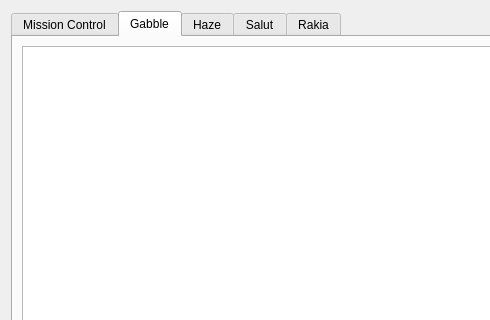
Qt form tools/debugger/main-window.ui (KDE/ktp-common-internals) before a commit; both pictures show x 0 to 490 and y 0 to 320 of the 598 by 435 pixel window.
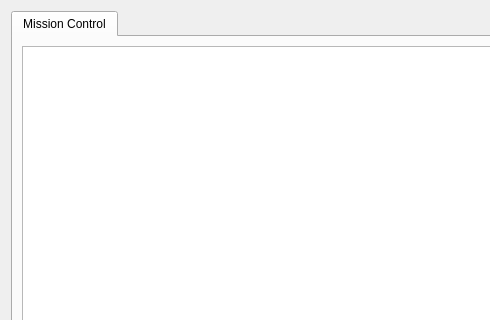
The same form after that commit. The open tabs and pages were chosen to show the change. Custom widgets are drawn as their Qt base class.

Commit message: Don't hardcode Connection Managers (Haze, Gabble, etc..) in ktp-debugger REVIEW: 117793 BUG: 303563

```diff
--- a/tools/debugger/main-window.ui
+++ b/tools/debugger/main-window.ui
@@ -26,46 +26,6 @@
        </item>
       </layout>
      </widget>
-     <widget class="QWidget" name="gabbleTab">
-      <attribute name="title">
-       <string notr="true">Gabble</string>
-      </attribute>
-      <layout class="QHBoxLayout" name="horizontalLayout_3">
-       <item>
-        <widget class="DebugMessageView" name="gabbleLogsView"/>
-       </item>
-      </layout>
-     </widget>
-     <widget class="QWidget" name="hazeTab">
-      <attribute name="title">
-       <string notr="true">Haze</string>
-      </attribute>
-      <layout class="QHBoxLayout" name="horizontalLayout_4">
-       <item>
-        <widget class="DebugMessageView" name="hazeLogsView"/>
-       </item>
-      </layout>
-     </widget>
-     <widget class="QWidget" name="salutTab">
-      <attribute name="title">
-       <string notr="true">Salut</string>
-      </attribute>
-      <layout class="QHBoxLayout" name="horizontalLayout_5">
-       <item>
-        <widget class="DebugMessageView" name="salutLogsView"/>
-       </item>
-      </layout>
-     </widget>
-     <widget class="QWidget" name="rakiaTab">
-      <attribute name="title">
-       <string notr="true">Rakia</string>
-      </attribute>
-      <layout class="QHBoxLayout" name="horizontalLayout_6">
-       <item>
-        <widget class="DebugMessageView" name="rakiaLogsView"/>
-       </item>
-      </layout>
-     </widget>
     </widget>
    </item>
   </layout>
```
The commit also changes 2 other files.
